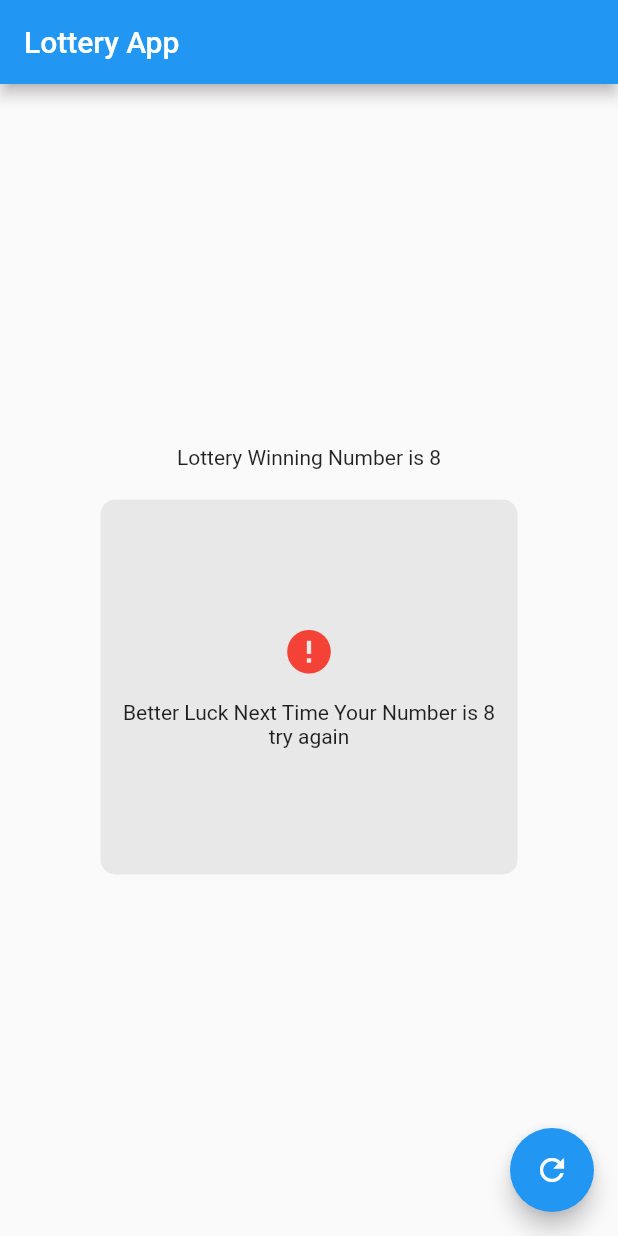
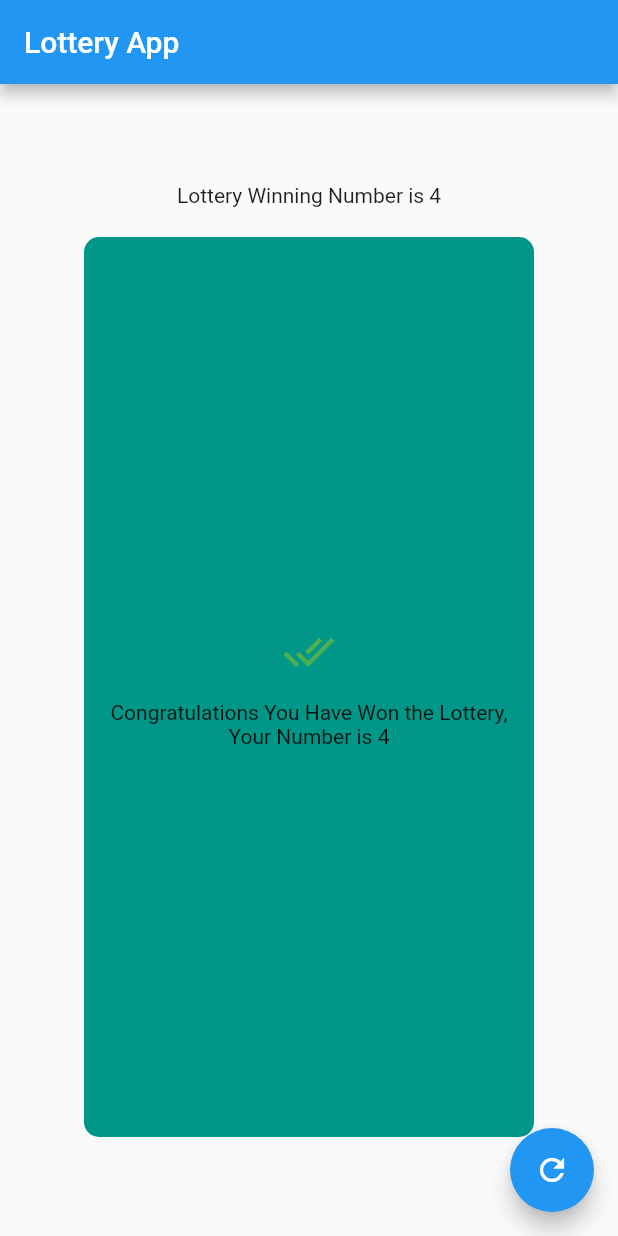
Before and after one commit to atik-sabuj/lottery_app, a Flutter app: the screen it shows after launch, after a tap on the "refresh" icon, on a phone screen of 412 x 824 dp. Run offline on Flutter 3.47's test engine with Material 2 defaults, Android fonts, the phone set to English and light mode, and no system bars.

Commit message:
Lottery App Done

```diff
--- a/lib/pages/home_page.dart
+++ b/lib/pages/home_page.dart
@@ -10,7 +10,7 @@ class HomePage extends StatefulWidget {
 
 class _HomePageState extends State<HomePage> {
   Random random = Random();
-  int x = 8;
+  int x = 0;
 
   @override
   Widget build(BuildContext context) {
@@ -23,24 +23,36 @@ class _HomePageState extends State<HomePage> {
           mainAxisAlignment: MainAxisAlignment.center,
           crossAxisAlignment: CrossAxisAlignment.center,
           children: [
-            Center(child: Text('Lottery Winning Number is $x')),
+            Center(child: Text('Lottery Winning Number is 4')),
             SizedBox(height: 20,),
             Container(
-              height: 250,
+              height: x == 4 ? 600 : 250,
+              width: 300,
               decoration: BoxDecoration(
-                color: Colors.grey.withOpacity(.2),
+                color: x == 4 ? Colors.teal : Colors.grey.withOpacity(.2),
                 borderRadius: BorderRadius.circular(10),
               ),
               child: Padding(
                 padding: const EdgeInsets.all(15.0),
-                child: Column(
+                child: x == 4 ?
+                Column(
+                  mainAxisAlignment: MainAxisAlignment.center,
+                  crossAxisAlignment: CrossAxisAlignment.center,
+                  children: [
+                    Icon(Icons.done_all,
+                      color: Colors.green, size: 35,),
+                    SizedBox(height: 15,),
+                    Text('Congratulations You Have Won the Lottery, Your Number is $x', textAlign: TextAlign.center,),
+                  ],
+                ) :
+                Column(
                   mainAxisAlignment: MainAxisAlignment.center,
                   crossAxisAlignment: CrossAxisAlignment.center,
                   children: [
                     Icon(Icons.error,
                       color: Colors.red, size: 35,),
                     SizedBox(height: 15,),
-                    Text('Better Luck Next Time Your Number is $x\ntry again',
+                    Text('Better Luck Next Time Your Number is $x\nTry Again',
                       textAlign: TextAlign.center,),
                   ],
                 ),
@@ -50,7 +62,9 @@ class _HomePageState extends State<HomePage> {
         ),
         floatingActionButton: FloatingActionButton(
           onPressed: (){
-            print('tap');
+            x = random.nextInt(6);
+            print(x);
+            setState(() {});
           },
           child: Icon(Icons.refresh),
         ),
```
